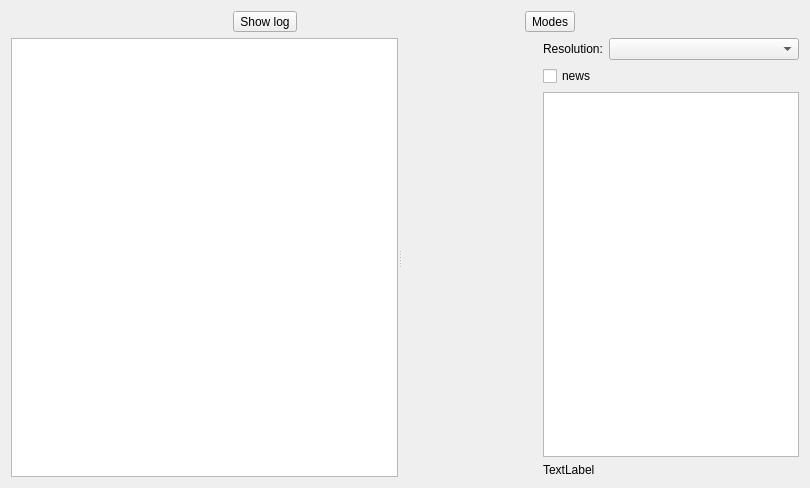
The window that Viewer/src/LogLoadWidget.ui (ecmwf/ecflow) describes before a commit, drawn with Qt 5.
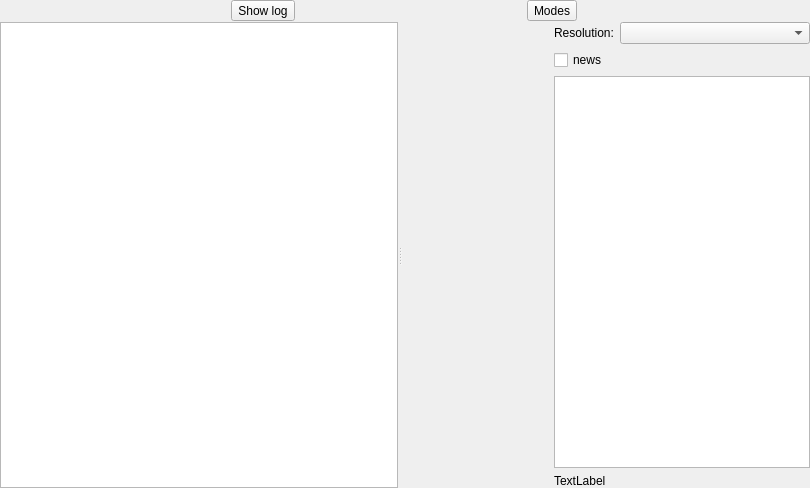
The same window after the commit. Icons and pictures are not drawn. Custom widgets are drawn as their Qt base class.

Commit message: ecFlowUI: add server load tab to info panel ECFLOW-1263

```diff
--- a/Viewer/src/LogLoadWidget.ui
+++ b/Viewer/src/LogLoadWidget.ui
@@ -23,6 +23,21 @@
    <string/>
   </property>
   <layout class="QVBoxLayout" name="verticalLayout_2" stretch="0,1">
+   <property name="spacing">
+    <number>1</number>
+   </property>
+   <property name="leftMargin">
+    <number>0</number>
+   </property>
+   <property name="topMargin">
+    <number>0</number>
+   </property>
+   <property name="rightMargin">
+    <number>0</number>
+   </property>
+   <property name="bottomMargin">
+    <number>0</number>
+   </property>
    <item>
     <layout class="QHBoxLayout" name="horizontalLayout">
      <item>
```
The commit also changes 2 other files.
